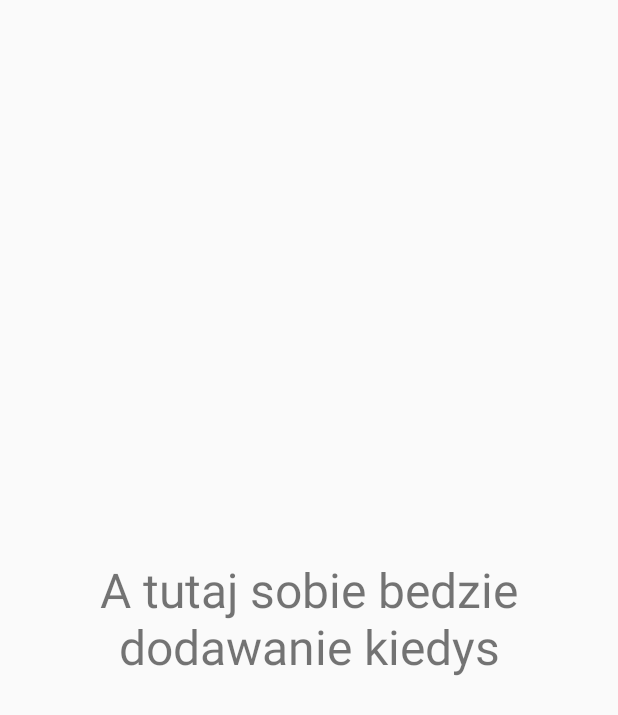
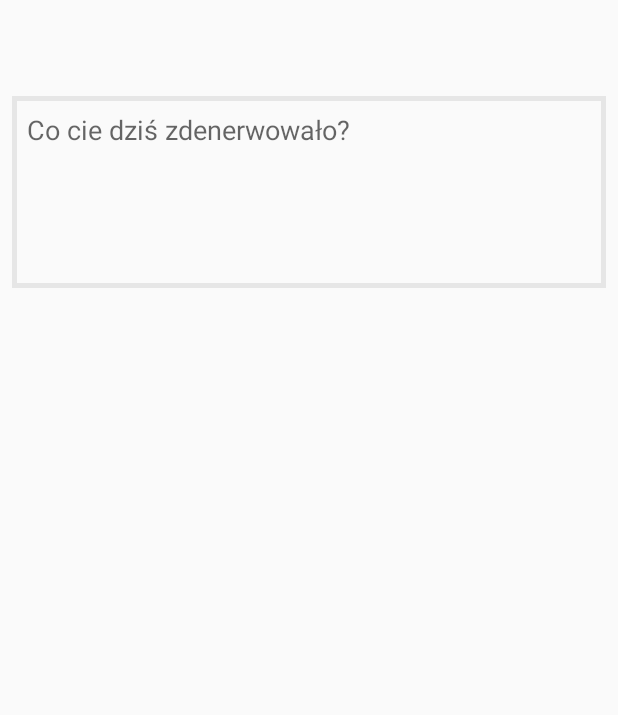
Before and after one commit to tomasz-janik/SocialApp, an Android app: the layout add_post.xml on its own in the app's theme, with its tools: preview values and no code run, on a phone screen of 412 x 824 dp. Shown: the top 715 px of the screen. Run offline under Robolectric (Android 15) with nearby library versions, the phone set to English and light mode, and no system bars.

Commit message:
Added click listeners and updated layout

```diff
--- /dev/null
+++ b/app/src/main/res/drawable/box_content.xml
@@ -0,0 +1,19 @@
+<?xml version="1.0" encoding="utf-8"?>
+<layer-list xmlns:android="http://schemas.android.com/apk/res/android">
+    <item>
+        <shape android:shape="rectangle" >
+            <solid android:color="@android:color/transparent" />
+        </shape>
+    </item>
+
+    <item >
+        <shape>
+            <solid android:color="@android:color/transparent"/>
+            <stroke
+                    android:width="3dp"
+                    android:color="#14000000" >
+            </stroke>
+        </shape>
+    </item>
+
+</layer-list>
--- a/app/src/main/res/layout/add_post.xml
+++ b/app/src/main/res/layout/add_post.xml
@@ -5,12 +5,20 @@
         android:layout_width="match_parent"
         android:layout_height="match_parent">
 
-    <TextView
-            android:text="A tutaj sobie bedzie dodawanie kiedys"
-            android:textSize="32sp"
-            android:textAlignment="center"
-            android:layout_width="wrap_content"
+
+    <EditText
+            android:id="@+id/add_content"
+            android:layout_width="match_parent"
             android:layout_height="wrap_content"
-            android:layout_centerInParent="true"
-            android:id="@+id/textView"/>
+            android:minHeight="128dp"
+            android:inputType="textMultiLine"
+            android:hint="Co cie dziś zdenerwowało?"
+            android:textAlignment="viewStart"
+            android:gravity="start"
+            android:ems="10"
+            android:background="@drawable/box_content"
+            android:layout_centerHorizontal="true"
+            android:layout_marginTop="64dp" android:layout_marginEnd="8dp" android:layout_marginRight="8dp"
+            android:layout_marginStart="8dp" android:layout_marginLeft="8dp" android:padding="10dp"/>
+
 </RelativeLayout>
```
Also changed, not shown: app/src/main/java/pl/itomaszjanik/test/CustomImage.java (added, +50 -0 lines), app/src/main/java/pl/itomaszjanik/test/MainActivity.java (+120 -46 lines), app/src/main/java/pl/itomaszjanik/test/NavigationController.java (added, +45 -0 lines), app/src/main/java/pl/itomaszjanik/test/SpacesItemDecoration.java (+1 -1 lines), app/src/main/java/pl/itomaszjanik/test/Values.java (added, +10 -0 lines), app/src/main/res/layout/activity_main.xml (+54 -15 lines).
